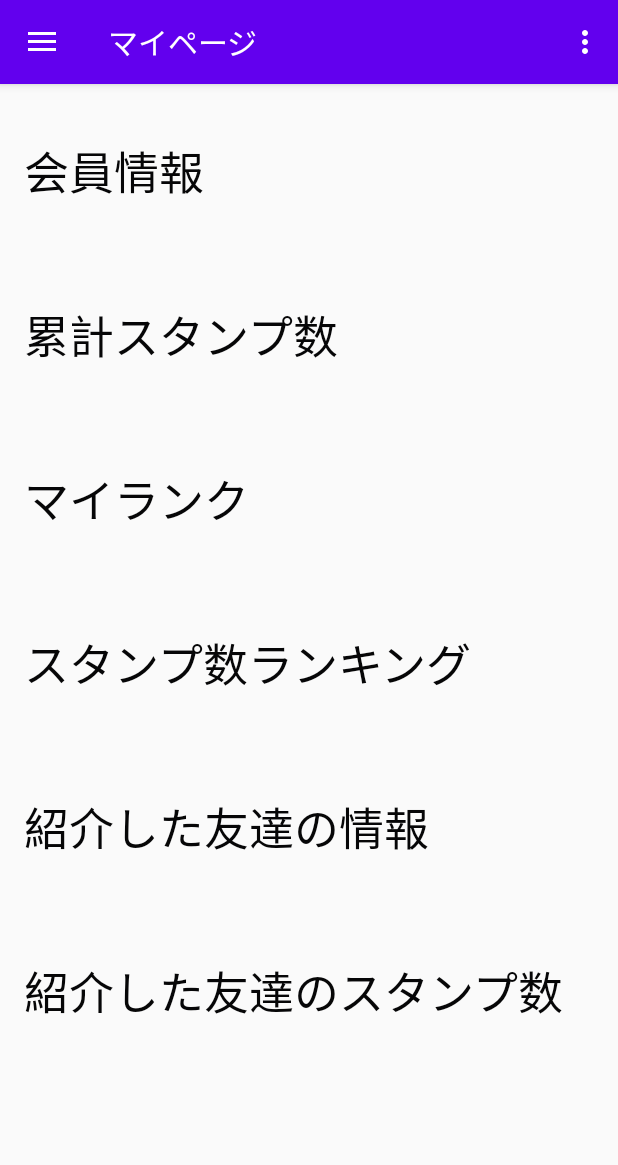
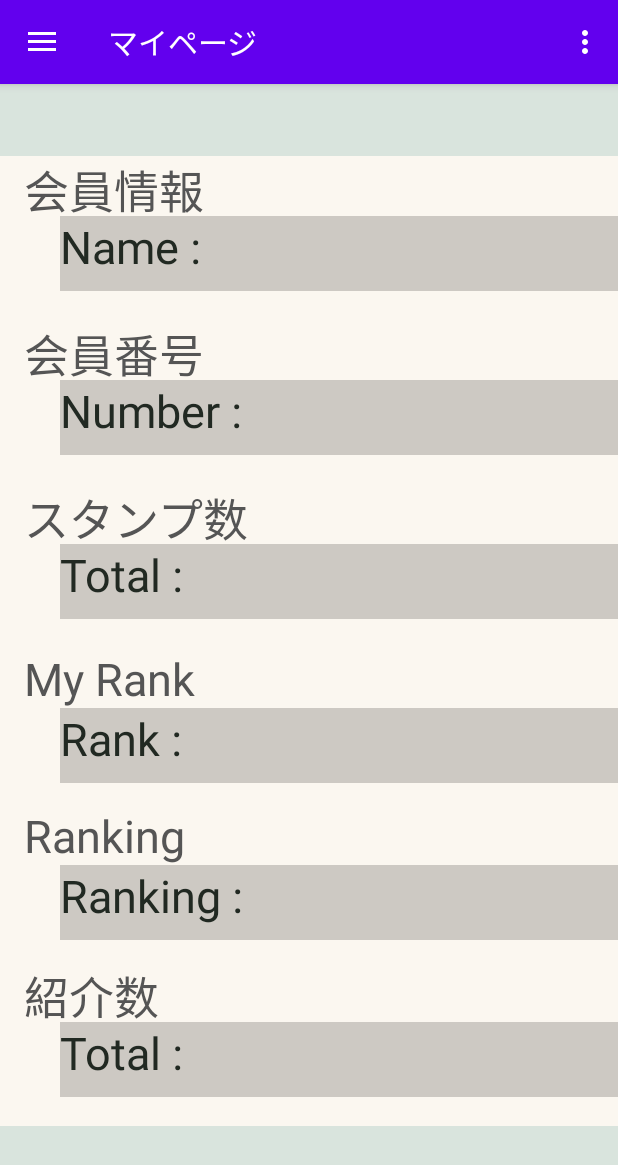
Before and after one commit to yuki03231/FooLo, an Android app: the screen it shows after launch (MainActivity), on a phone screen of 412 x 824 dp. Shown: the top 1165 px of the screen. Run offline under Robolectric (Android 15) with nearby library versions, the phone set to English and light mode, and no system bars; our stand-ins replace navigation-ui.

Commit message:
ホーム画面のレイアウト&strings.xmlの追加

```diff
--- a/app/src/main/res/layout/fragment_home.xml
+++ b/app/src/main/res/layout/fragment_home.xml
@@ -12,42 +12,116 @@
         android:layout_height="match_parent"
         android:isScrollContainer="false"
         tools:layout_editor_absoluteX="0dp"
-        tools:layout_editor_absoluteY="345dp">
+        tools:layout_editor_absoluteY="345dp"
+        android:background="#d9e4dd">
 
         <LinearLayout
             android:id="@+id/LinearLayout"
             android:layout_width="fill_parent"
-            android:layout_height="fill_parent"
+            android:layout_height="wrap_content"
             android:orientation="vertical">
 
             <TextView
                 android:id="@+id/text_home"
-                android:layout_width="match_parent"
-                android:layout_height="wrap_content"
+                android:layout_width="390dp"
+                android:layout_height="40dp"
                 android:layout_marginStart="8dp"
                 android:layout_marginTop="8dp"
                 android:layout_marginEnd="8dp"
-                android:textAlignment="center"
-                android:textSize="20sp"
+                android:text="@string/home_0"
+                android:layout_gravity="center_horizontal"
+                android:textSize="30sp"
                 app:layout_constraintBottom_toBottomOf="parent"
                 app:layout_constraintEnd_toEndOf="parent"
                 app:layout_constraintStart_toStartOf="parent"
                 app:layout_constraintTop_toTopOf="parent" />
 
+            <FrameLayout
+
+                android:background="#fbf7f0"
+                android:layout_width="match_parent"
+                android:layout_height="match_parent">
+
                 <TextView
                     android:id="@+id/textView3"
-                android:layout_width="158dp"
+                    android:layout_width="wrap_content"
                     android:layout_height="wrap_content"
                     android:layout_marginStart="16dp"
                     android:layout_marginLeft="16dp"
                     android:layout_marginTop="0dp"
                     android:layout_marginBottom="64dp"
-                android:text="会員情報"
-                android:textColor="#060607"
+                    android:text="@string/home_1"
+                    android:textColor="#555555"
                     android:textSize="30sp"
                     app:layout_constraintBottom_toTopOf="@+id/imageView5"
                     app:layout_constraintStart_toStartOf="parent"
                     app:layout_constraintTop_toTopOf="parent" />
+
+                <TextView
+                    android:id="@+id/textView9"
+                    android:layout_width="match_parent"
+                    android:layout_height="50dp"
+                    android:layout_marginStart="40dp"
+                    android:layout_marginLeft="16dp"
+                    android:layout_marginTop="40dp"
+                    android:layout_marginBottom="0dp"
+                    android:text="@string/home_1_2"
+                    android:background="#cdc9c3"
+                    android:textSize="30sp"
+                    android:textColor="#212922"/>
+            </FrameLayout>
+
+            <FrameLayout
+                android:layout_width="match_parent"
+                android:layout_height="match_parent"
+                android:background="#fbf7f0">
+
+                <TextView
+                    android:id="@+id/textView21"
+                    android:layout_width="match_parent"
+                    android:layout_height="50dp"
+                    android:layout_marginStart="40dp"
+                    android:layout_marginLeft="16dp"
+                    android:layout_marginTop="40dp"
+                    android:layout_marginBottom="0dp"
+                    android:background="#cdc9c3"
+                    android:text="@string/home_6_2"
+                    android:textColor="#212922"
+                    android:textSize="30sp" />
+
+                <TextView
+                    android:id="@+id/textView17"
+                    android:layout_width="match_parent"
+                    android:layout_height="wrap_content"
+                    android:layout_marginStart="16dp"
+                    android:layout_marginLeft="16dp"
+                    android:layout_marginTop="0dp"
+                    android:layout_marginBottom="64dp"
+                    android:text="@string/home_6"
+                    android:textColor="#555555"
+                    android:textSize="30sp"
+                    app:layout_constraintBottom_toTopOf="@+id/imageView5"
+                    app:layout_constraintStart_toStartOf="parent"
+                    app:layout_constraintTop_toTopOf="parent" />
+            </FrameLayout>
+
+            <FrameLayout
+                android:background="#fbf7f0"
+                android:layout_width="match_parent"
+                android:layout_height="match_parent">
+
+                <TextView
+                    android:id="@+id/textView11"
+                    android:layout_width="match_parent"
+                    android:layout_height="50dp"
+                    android:layout_marginStart="40dp"
+                    android:layout_marginLeft="16dp"
+                    android:layout_marginTop="40dp"
+                    android:layout_marginBottom="0dp"
+                    android:text="@string/home_2_2"
+                    android:background="#cdc9c3"
+                    android:textColor="#212922"
+                    android:textSize="30sp" />
 
                 <TextView
                     android:id="@+id/textView13"
@@ -57,12 +131,31 @@
                     android:layout_marginLeft="16dp"
                     android:layout_marginTop="0dp"
                     android:layout_marginBottom="64dp"
-                android:text="累計スタンプ数"
-                android:textColor="#060607"
+                    android:text="@string/home_2"
+                    android:textColor="#555555"
                     android:textSize="30sp"
                     app:layout_constraintBottom_toTopOf="@+id/imageView5"
                     app:layout_constraintStart_toStartOf="parent"
                     app:layout_constraintTop_toTopOf="parent" />
+            </FrameLayout>
+
+            <FrameLayout
+                android:background="#fbf7f0"
+                android:layout_width="match_parent"
+                android:layout_height="match_parent">
+
+                <TextView
+                    android:id="@+id/textView18"
+                    android:layout_width="match_parent"
+                    android:layout_height="50dp"
+                    android:layout_marginStart="40dp"
+                    android:layout_marginLeft="16dp"
+                    android:layout_marginTop="40dp"
+                    android:layout_marginBottom="0dp"
+                    android:text="@string/home_3_2"
+                    android:background="#cdc9c3"
+                    android:textColor="#212922"
+                    android:textSize="30sp" />
 
                 <TextView
                     android:id="@+id/textView14"
@@ -72,12 +165,31 @@
                     android:layout_marginLeft="16dp"
                     android:layout_marginTop="0dp"
                     android:layout_marginBottom="64dp"
-                android:text="マイランク"
-                android:textColor="#060607"
+                    android:text="@string/home_3"
+                    android:textColor="#555555"
                     android:textSize="30sp"
                     app:layout_constraintBottom_toTopOf="@+id/imageView5"
                     app:layout_constraintStart_toStartOf="parent"
                     app:layout_constraintTop_toTopOf="parent" />
+            </FrameLayout>
+
+            <FrameLayout
+                android:background="#fbf7f0"
+                android:layout_width="match_parent"
+                android:layout_height="match_parent">
+
+                <TextView
+                    android:id="@+id/textView19"
+                    android:layout_width="match_parent"
+                    android:layout_height="50dp"
+                    android:layout_marginStart="40dp"
+                    android:layout_marginLeft="16dp"
+                    android:layout_marginTop="40dp"
+                    android:layout_marginBottom="0dp"
+                    android:text="@string/home_4_2"
+                    android:background="#cdc9c3"
+                    android:textColor="#212922"
+                    android:textSize="30sp" />
 
                 <TextView
                     android:id="@+id/textView15"
@@ -87,12 +199,31 @@
                     android:layout_marginLeft="16dp"
                     android:layout_marginTop="0dp"
                     android:layout_marginBottom="64dp"
-                android:text="スタンプ数ランキング"
-                android:textColor="#060607"
+                    android:text="@string/home_4"
+                    android:textColor="#555555"
                     android:textSize="30sp"
                     app:layout_constraintBottom_toTopOf="@+id/imageView5"
                     app:layout_constraintStart_toStartOf="parent"
                     app:layout_constraintTop_toTopOf="parent" />
+            </FrameLayout>
+
+            <FrameLayout
+                android:background="#fbf7f0"
+                android:layout_width="match_parent"
+                android:layout_height="match_parent">
+
+                <TextView
+                    android:id="@+id/textView20"
+                    android:layout_width="match_parent"
+                    android:layout_height="50dp"
+                    android:layout_marginStart="40dp"
+                    android:layout_marginLeft="16dp"
+                    android:layout_marginTop="40dp"
+                    android:layout_marginBottom="0dp"
+                    android:text="@string/home_5_2"
+                    android:background="#cdc9c3"
+                    android:textColor="#212922"
+                    android:textSize="30sp" />
 
                 <TextView
                     android:id="@+id/textView16"
@@ -102,27 +233,13 @@
                     android:layout_marginLeft="16dp"
                     android:layout_marginTop="0dp"
                     android:layout_marginBottom="64dp"
-                android:text="紹介した友達の情報"
-                android:textColor="#060607"
+                    android:text="@string/home_5"
+                    android:textColor="#555555"
                     android:textSize="30sp"
                     app:layout_constraintBottom_toTopOf="@+id/imageView5"
                     app:layout_constraintStart_toStartOf="parent"
                     app:layout_constraintTop_toTopOf="parent" />
-
-            <TextView
-                android:id="@+id/textView17"
-                android:layout_width="match_parent"
-                android:layout_height="wrap_content"
-                android:layout_marginStart="16dp"
-                android:layout_marginLeft="16dp"
-                android:layout_marginTop="0dp"
-                android:layout_marginBottom="64dp"
-                android:text="紹介した友達のスタンプ数"
-                android:textColor="#060607"
-                android:textSize="30sp"
-                app:layout_constraintBottom_toTopOf="@+id/imageView5"
-                app:layout_constraintStart_toStartOf="parent"
-                app:layout_constraintTop_toTopOf="parent" />
+            </FrameLayout>
 
         </LinearLayout>
     </ScrollView>
--- a/app/src/main/res/values/strings.xml
+++ b/app/src/main/res/values/strings.xml
@@ -8,6 +8,20 @@
     <string name="action_settings">Settings</string>
 
     <string name="menu_home">マイページ</string>
+    <string name="home_0">HOME</string>
+    <string name="home_1">会員情報</string>
+    <string name="home_1_2">Name : </string>
+    <string name="home_2">スタンプ数</string>
+    <string name="home_2_2">Total : </string>
+    <string name="home_3">My Rank</string>
+    <string name="home_3_2">Rank : </string>
+    <string name="home_4">Ranking</string>
+    <string name="home_4_2">Ranking : </string>
+    <string name="home_5">紹介数</string>
+    <string name="home_5_2">Total : </string>
+    <string name="home_6">会員番号</string>
+    <string name="home_6_2">Number : </string>
+
     <string name="menu_gallery">値引き商品一覧</string>
     <string name="menu_slideshow">スタンプ引き換え画面</string>
 </resources>
```
Lines whose indentation alone changed are shown as unchanged.
